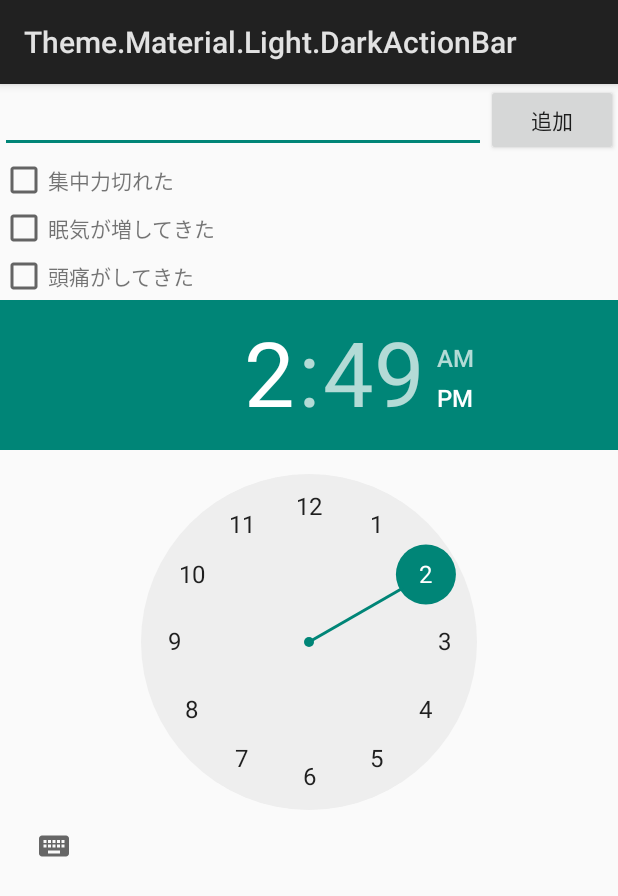
After one commit to OINUMAKAZUKI/Demo, an Android app: the MaterialDarkThemeActivity screen opened directly, with no data from a screen before it, on a phone screen of 412 x 824 dp. The commit adds this screen. Shown: the top 896 px of the screen. Run offline under Robolectric (Android 15) with nearby library versions, the phone set to English and light mode, and no system bars.

Commit message:
Add new Activitys

```diff
--- /dev/null
+++ b/app/src/main/java/com/namanuma/ui/MaterialDarkThemeActivity.java
@@ -0,0 +1,17 @@
+package com.namanuma.ui;
+
+import android.app.Activity;
+import android.os.Bundle;
+
+import com.namanuma.R;
+
+/**
+ * Created by k.oinuma on 16/07/20.
+ */
+public class MaterialDarkThemeActivity extends Activity {
+    @Override
+    protected void onCreate(Bundle savedInstanceState) {
+        super.onCreate(savedInstanceState);
+        setContentView(R.layout.activity_material_dark_theme);
+    }
+}
--- /dev/null
+++ b/app/src/main/res/color/button_color.xml
@@ -0,0 +1,5 @@
+<?xml version="1.0" encoding="utf-8"?>
+<selector xmlns:android="http://schemas.android.com/apk/res/android">
+    <item android:color="#1E000000" android:state_enabled="false" />
+    <item android:color="#2196F3" />
+</selector>
--- a/app/src/main/res/layout/activity_main.xml
+++ b/app/src/main/res/layout/activity_main.xml
@@ -2,12 +2,11 @@
                 xmlns:tools="http://schemas.android.com/tools"
                 android:layout_width="match_parent"
                 android:layout_height="match_parent"
-                tools:context=".MainActivity">
+                tools:context=".ui.MainActivity">
 
     <ListView
         android:id="@+id/listview"
         android:layout_width="match_parent"
         android:layout_height="match_parent"/>
 
-
 </RelativeLayout>
--- /dev/null
+++ b/app/src/main/res/layout/activity_material_dark_theme.xml
@@ -0,0 +1,82 @@
+<?xml version="1.0" encoding="utf-8"?>
+<LinearLayout xmlns:android="http://schemas.android.com/apk/res/android"
+              android:orientation="vertical"
+              android:layout_width="match_parent"
+              android:layout_height="match_parent">
+
+    <LinearLayout
+        android:layout_width="match_parent"
+        android:layout_height="wrap_content">
+
+        <EditText
+            android:layout_width="match_parent"
+            android:layout_height="wrap_content"
+            android:layout_weight="1"/>
+
+        <Button
+            android:layout_width="wrap_content"
+            android:layout_height="wrap_content"
+            android:layout_weight="0"
+            android:text="追加"/>
+
+    </LinearLayout>
+
+    <LinearLayout
+        android:layout_width="match_parent"
+        android:layout_height="wrap_content"
+        android:orientation="horizontal">
+
+        <CheckBox
+            android:layout_width="wrap_content"
+            android:layout_height="wrap_content"
+            android:gravity="center_vertical"/>
+
+        <TextView
+            android:layout_width="match_parent"
+            android:layout_height="match_parent"
+            android:gravity="center_vertical"
+            android:text="集中力切れた"/>
+
+    </LinearLayout>
+
+    <LinearLayout
+        android:layout_width="match_parent"
+        android:layout_height="wrap_content"
+        android:orientation="horizontal">
+
+        <CheckBox
+            android:layout_width="wrap_content"
+            android:layout_height="wrap_content"
+            android:gravity="center_vertical"/>
+
+        <TextView
+            android:layout_width="match_parent"
+            android:layout_height="match_parent"
+            android:gravity="center_vertical"
+            android:text="眠気が増してきた"/>
+
+    </LinearLayout>
+
+    <LinearLayout
+        android:layout_width="match_parent"
+        android:layout_height="wrap_content"
+        android:orientation="horizontal">
+
+        <CheckBox
+            android:layout_width="wrap_content"
+            android:layout_height="wrap_content"
+            android:gravity="center_vertical"/>
+
+        <TextView
+            android:layout_width="match_parent"
+            android:layout_height="match_parent"
+            android:gravity="center_vertical"
+            android:text="頭痛がしてきた"/>
+
+    </LinearLayout>
+
+    <TimePicker
+        android:layout_width="match_parent"
+        android:layout_height="match_parent"/>
+
+</LinearLayout>
--- a/app/src/main/res/menu/menu_main.xml
+++ b/app/src/main/res/menu/menu_main.xml
@@ -1,6 +1,6 @@
 <menu xmlns:android="http://schemas.android.com/apk/res/android"
       xmlns:tools="http://schemas.android.com/tools"
-      tools:context=".MainActivity">
+      tools:context=".ui.MainActivity">
     <item android:id="@+id/action_settings"
           android:title="@string/action_settings"
           android:orderInCategory="100"
--- a/app/src/main/res/values-v21/styles.xml
+++ b/app/src/main/res/values-v21/styles.xml
@@ -1,5 +1,23 @@
 <?xml version="1.0" encoding="utf-8"?>
 <resources>
     <style name="AppTheme" parent="android:Theme.Material.Light">
+        <item name="android:colorButtonNormal">@color/button_color</item>
+        <item name="android:textAppearanceButton">@style/Button.Blue</item>
+    </style>
+
+    <style name="AppTheme.Material.Light" parent="android:Theme.Material.Light">
+
+    </style>
+
+    <style name="AppTheme.Material" parent="android:Theme.Material">
+
+    </style>
+
+    <style name="AppTheme.Material.Dark" parent="android:Theme.Material.Light.DarkActionBar">
+
+    </style>
+
+    <style name="Button.Blue">
+        <item name="android:textColor">@android:color/darker_gray</item>
     </style>
 </resources>
--- a/app/src/main/res/values/strings.xml
+++ b/app/src/main/res/values/strings.xml
@@ -4,5 +4,8 @@
     <string name="app_name">DemoApplication</string>
     <string name="hello_world">Hello world!</string>
     <string name="action_settings">Settings</string>
+    <string name="material_theme">Theme.Material</string>
+    <string name="material_light_theme">Theme.Material.Light</string>
+    <string name="material_dark_theme">Theme.Material.Light.DarkActionBar</string>
 
 </resources>
--- a/app/src/main/res/values/styles.xml
+++ b/app/src/main/res/values/styles.xml
@@ -1,8 +1,15 @@
 <resources>
 
     <!-- Base application theme. -->
-    <style name="AppTheme" parent="android:Theme.Holo.Light.DarkActionBar">
+    <style name="AppTheme" parent="android:Theme.Holo.Light">
         <!-- Customize your theme here. -->
     </style>
 
+    <style name="Button" />
+
+    <style name="Button.Blue">
+        <item name="android:textColor">@android:color/darker_gray</item>
+        <item name="android:background">#2196F3</item>
+    </style>
+
 </resources>
```
Also changed, not shown: app/src/main/AndroidManifest.xml (+20 -1 lines), app/src/main/java/com/namanuma/MainActivity.java (deleted, +0 -77 lines), app/src/main/java/com/namanuma/model/Item.java (+11 -0 lines), app/src/main/java/com/namanuma/ui/MainActivity.java (added, +125 -0 lines), app/src/main/java/com/namanuma/ui/MaterialLightThemeActivity.java (added, +17 -0 lines), app/src/main/java/com/namanuma/ui/MaterialThemeActivity.java (added, +17 -0 lines), app/src/main/res/layout/activity_material_light_theme.xml (added, +81 -0 lines), app/src/main/res/layout/activity_material_theme.xml (added, +82 -0 lines), app/src/main/res/layout/list_item.xml (added, +37 -0 lines).
